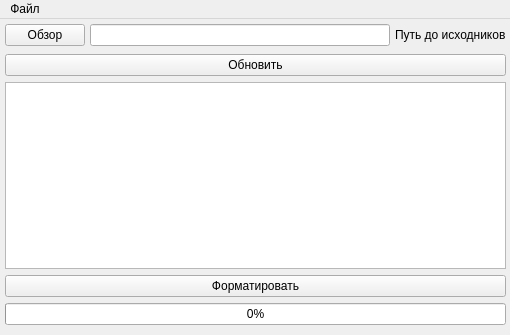
Above: mainwindow.ui from dethwyn/AutoFormatTool before the change. Below: the same form after it.
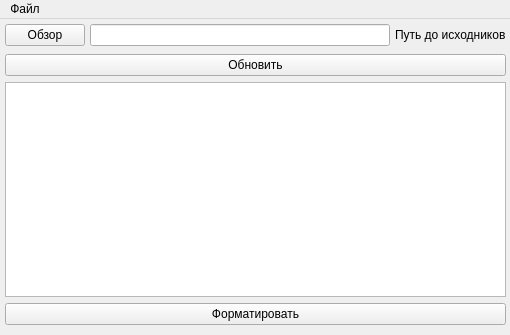
That is the form after the change.

```diff
--- a/mainwindow.ui
+++ b/mainwindow.ui
@@ -116,13 +116,6 @@
        </property>
       </widget>
      </item>
-     <item>
-      <widget class="QProgressBar" name="progressBar">
-       <property name="value">
-        <number>0</number>
-       </property>
-      </widget>
-     </item>
     </layout>
    </widget>
   </widget>
```
